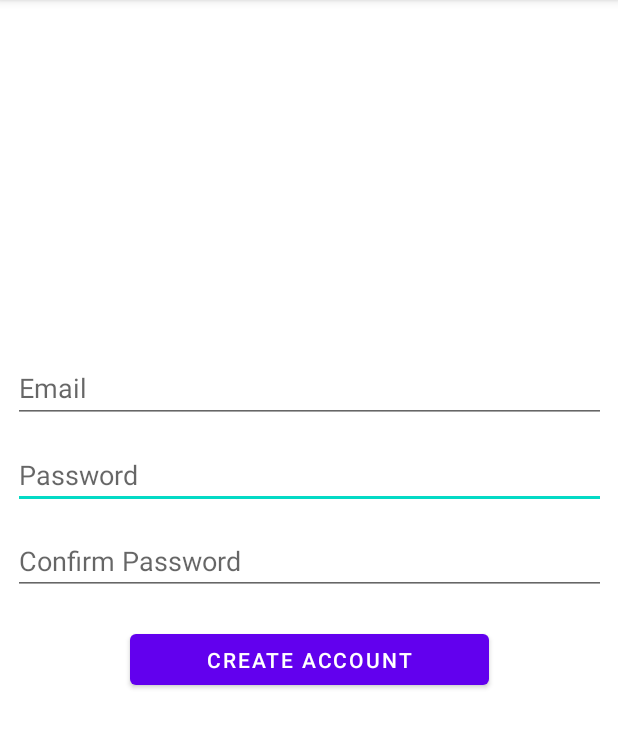
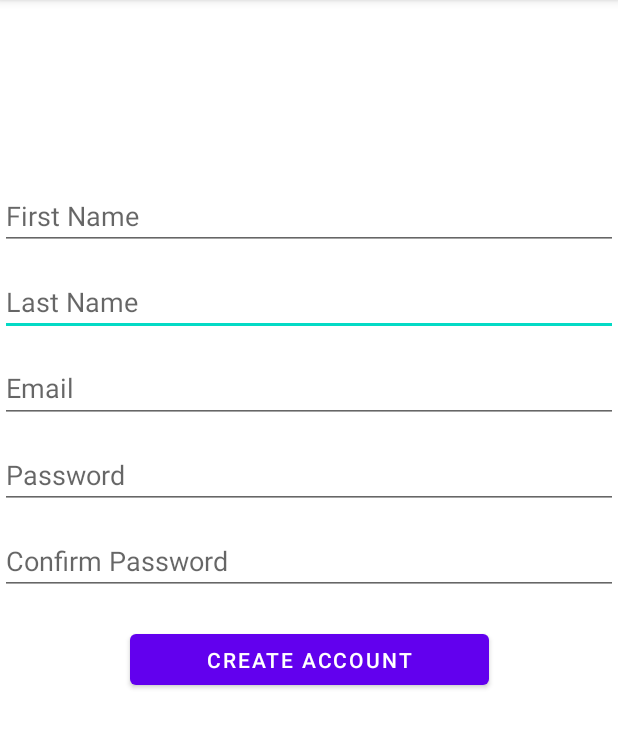
Before and after one commit to CMPUT301F21T25/AgileSprinters, an Android app: the Register screen opened directly, with no data from a screen before it, after a tap on "CREATE ACCOUNT", on a phone screen of 412 x 824 dp, the part 84-832 px from its top. Run offline under Robolectric (Android 15) with nearby library versions, the phone set to English and light mode, and no system bars; our stand-ins replace Firebase (no records; nobody signed in at launch, a user with empty details on screens opened directly).

Commit message:
adding the user database and the register database

```diff
--- a/AgileSprinters/app/build.gradle
+++ b/AgileSprinters/app/build.gradle
@@ -38,11 +38,13 @@ dependencies {
     implementation 'androidx.lifecycle:lifecycle-livedata-ktx:2.3.1'
     implementation 'androidx.lifecycle:lifecycle-viewmodel-ktx:2.3.1'
     implementation 'com.google.android.material:material:1.2.0'
+    implementation 'com.google.firebase:firebase-firestore:23.0.4'
     testImplementation 'junit:junit:4.+'
     androidTestImplementation 'androidx.test.ext:junit:1.1.3'
     androidTestImplementation 'androidx.test.espresso:espresso-core:3.4.0'
-    implementation platform('com.google.firebase:firebase-bom:28.4.2')
+    implementation platform('com.google.firebase:firebase-bom:29.0.0')
     implementation 'com.google.firebase:firebase-auth'
-    implementation platform('com.google.firebase:firebase-bom:28.4.2')
+    implementation 'com.google.firebase:firebase-analytics'
+    implementation 'com.google.android.gms:play-services-location:18.0.0'
 
 }
--- a/AgileSprinters/app/src/main/java/com/example/agilesprinters/Login.java
+++ b/AgileSprinters/app/src/main/java/com/example/agilesprinters/Login.java
@@ -105,5 +105,7 @@ public class Login extends AppCompatActivity implements View.OnClickListener {
         String password = passwordEditText.getText().toString();
 
         signIn(email,password);
+        Intent intent = null;
+        intent = new Intent(Login.this, Register.class);
     }
 }
--- a/AgileSprinters/app/src/main/java/com/example/agilesprinters/Register.java
+++ b/AgileSprinters/app/src/main/java/com/example/agilesprinters/Register.java
@@ -13,16 +13,23 @@ import android.widget.EditText;
 import android.widget.Toast;
 
 import com.google.android.gms.tasks.OnCompleteListener;
+import com.google.android.gms.tasks.OnFailureListener;
+import com.google.android.gms.tasks.OnSuccessListener;
 import com.google.firebase.auth.AuthResult;
 import com.google.firebase.auth.FirebaseAuth;
 import com.google.firebase.auth.FirebaseUser;
 
 import com.google.android.gms.tasks.OnCompleteListener;
 import com.google.android.gms.tasks.Task;
+import com.google.firebase.firestore.CollectionReference;
+import com.google.firebase.firestore.FirebaseFirestore;
+
+import java.util.HashMap;
 
 public class Register extends AppCompatActivity {
     private FirebaseAuth auth;
     private static final String TAG = "EmailPassword";
+    FirebaseFirestore db;
 
     @Override
     protected void onCreate(Bundle savedInstanceState) {
@@ -35,6 +42,8 @@ public class Register extends AppCompatActivity {
         EditText password = findViewById(R.id.TextPassword);
         EditText confirmPassword = findViewById(R.id.TextConfirmPassword);
         EditText email = findViewById(R.id.EditTextEmail);
+        EditText FirstName = findViewById(R.id.FirstName);
+        EditText LastName = findViewById(R.id.LastName);
         Button createAccountBtn = findViewById(R.id.createAccBtn);
 
         createAccountBtn.setOnClickListener(new View.OnClickListener() {
@@ -43,7 +52,15 @@ public class Register extends AppCompatActivity {
                 final String emailStr = email.getText().toString();
                 final String passwordStr = password.getText().toString();
                 final String passwordConfirmStr = confirmPassword.getText().toString();
-                Log.d("j", passwordConfirmStr+passwordStr);
+                final String firstNameStr = FirstName.getText().toString();
+                final String lastNameStr = LastName.getText().toString();
+
+                emailStr.trim();
+                passwordStr.trim();
+                passwordConfirmStr.trim();
+                firstNameStr.trim();
+                lastNameStr.trim();
+
                 if(emailStr.isEmpty()){
                     String err = "email can not be empty";
                     updateUI(null, err);
@@ -53,25 +70,19 @@ public class Register extends AppCompatActivity {
                 } else if(passwordStr.isEmpty() || passwordConfirmStr.isEmpty()){
                     String err = "passwords can not be empty";
                     updateUI(null, err);
+                } else if(firstNameStr.isEmpty() || lastNameStr.isEmpty()){
+                    String err = "first name and last name can not be empty";
+                    updateUI(null, err);
                 } else if (passwordStr.equals(passwordConfirmStr)){
                     Log.d("j", passwordConfirmStr+emailStr);
-                    CreateAccount(emailStr, passwordConfirmStr);
+                    CreateAccount(emailStr, passwordConfirmStr, firstNameStr, lastNameStr);
                 }
             }
         });
     }
 
-    @Override
-    public void onStart() {
-        super.onStart();
-        FirebaseUser currentUser = auth.getCurrentUser();
-        if(currentUser != null){
-            //reload();
-        }
-    }
 
-
-    private void CreateAccount(String email, String password){
+    private void CreateAccount(String email, String password, String firstName, String lastName){
         auth.createUserWithEmailAndPassword(email, password)
                 .addOnCompleteListener(this, new OnCompleteListener<AuthResult>() {
                     @Override
@@ -80,6 +91,8 @@ public class Register extends AppCompatActivity {
                             // Sign in success, update UI with the signed-in user's information
                             Log.d(TAG, "createUserWithEmail:success");
                             FirebaseUser user = auth.getCurrentUser();
+                            System.out.println(user.getUid().toString());
+                            createUserDoc(user, firstName, lastName);
                             updateUI(user, "success");
                         } else {
                             // If sign in fails, display a message to the user.
@@ -100,4 +113,36 @@ public class Register extends AppCompatActivity {
             if (null!=intent) startActivity(intent);
         }
     }
+
+    public void createUserDoc(FirebaseUser user, String firstName, String lastName){
+        db  =  FirebaseFirestore.getInstance();
+        final CollectionReference collectionReference  =  db.collection("users");
+
+        String Uid = user.getUid();
+        String emailID = user.getEmail();
+        HashMap<String, String> data = new HashMap<>();
+
+        if (Uid != null){
+            data.put("Email ID", emailID);
+            data.put("First Name", firstName);
+            data.put("Last Name", lastName);
+            collectionReference
+                    .document(Uid)
+                    .set(data)
+                    .addOnSuccessListener(new OnSuccessListener<Void>() {
+                        @Override
+                        public void onSuccess(Void aVoid) {
+                            // These are a method which gets executed when the task is succeeded
+                            Log. d (TAG, "Data has been added successfully!");
+                        }
+                    })
+                    .addOnFailureListener(new OnFailureListener() {
+                        @Override
+                        public void onFailure(@NonNull Exception e) {
+                            // These are a method which gets executed if there’s any problem
+                            Log. d (TAG, "Data could not be added!" + e.toString());
+                        }
+                    });
+        }
+    }
 }
--- a/AgileSprinters/app/src/main/res/layout/activity_login.xml
+++ b/AgileSprinters/app/src/main/res/layout/activity_login.xml
@@ -46,7 +46,6 @@
         android:layout_gravity="start"
         android:layout_marginTop="16dp"
         android:layout_marginBottom="64dp"
-        android:enabled="false"
         android:text="@string/action_sign_in"
         app:layout_constraintBottom_toBottomOf="parent"
         app:layout_constraintEnd_toEndOf="parent"
--- a/AgileSprinters/app/src/main/res/layout/activity_register.xml
+++ b/AgileSprinters/app/src/main/res/layout/activity_register.xml
@@ -1,6 +1,5 @@
 <?xml version="1.0" encoding="utf-8"?>
-<androidx.constraintlayout.widget.ConstraintLayout
-    xmlns:android="http://schemas.android.com/apk/res/android"
+<androidx.constraintlayout.widget.ConstraintLayout xmlns:android="http://schemas.android.com/apk/res/android"
     xmlns:app="http://schemas.android.com/apk/res-auto"
     xmlns:tools="http://schemas.android.com/tools"
     android:layout_width="match_parent"
@@ -9,20 +8,45 @@
 
 
     <EditText
+        android:id="@+id/LastName"
+        android:layout_width="match_parent"
+        android:layout_height="45dp"
+        android:layout_marginBottom="12dp"
+        android:ems="10"
+        android:hint="Last Name"
+        android:inputType="textPersonName"
+        app:layout_constraintBottom_toTopOf="@+id/EditTextEmail"
+        tools:layout_editor_absoluteX="0dp" />
+
+    <EditText
+        android:id="@+id/FirstName"
+        android:layout_width="match_parent"
+        android:layout_height="45dp"
+        android:layout_marginBottom="12dp"
+        android:ems="10"
+        android:hint="First Name"
+        android:inputType="textPersonName"
+        app:layout_constraintBottom_toTopOf="@+id/LastName"
+        app:layout_constraintTop_toTopOf="parent"
+        app:layout_constraintVertical_bias="1.0"
+        tools:layout_editor_absoluteX="0dp" />
+
+    <EditText
         android:id="@+id/TextPassword"
-        android:layout_width="395dp"
+        android:layout_width="match_parent"
         android:layout_height="45dp"
         android:layout_marginTop="12dp"
         android:ems="10"
         android:hint="Password"
         android:inputType="textPassword"
         app:layout_constraintEnd_toEndOf="parent"
+        app:layout_constraintHorizontal_bias="0.0"
         app:layout_constraintStart_toStartOf="parent"
         app:layout_constraintTop_toBottomOf="@+id/EditTextEmail" />
 
     <EditText
         android:id="@+id/EditTextEmail"
-        android:layout_width="395dp"
+        android:layout_width="match_parent"
         android:layout_height="46dp"
         android:layout_marginTop="236dp"
         android:ems="10"
@@ -34,15 +58,18 @@
 
     <EditText
         android:id="@+id/TextConfirmPassword"
-        android:layout_width="395dp"
+        android:layout_width="match_parent"
         android:layout_height="45dp"
         android:layout_marginTop="12dp"
         android:ems="10"
         android:hint="Confirm Password"
         android:inputType="textPassword"
+        app:layout_constraintBottom_toBottomOf="parent"
         app:layout_constraintEnd_toEndOf="parent"
+        app:layout_constraintHorizontal_bias="1.0"
         app:layout_constraintStart_toStartOf="parent"
-        app:layout_constraintTop_toBottomOf="@+id/TextPassword" />
+        app:layout_constraintTop_toBottomOf="@+id/TextPassword"
+        app:layout_constraintVertical_bias="0.0" />
 
     <Button
         android:id="@+id/createAccBtn"
```
Also changed, not shown: AgileSprinters/app/src/main/java/com/example/agilesprinters/Home.java (+9 -0 lines), AgileSprinters/app/src/main/java/com/example/agilesprinters/User.java (+16 -3 lines), 1 other file.
